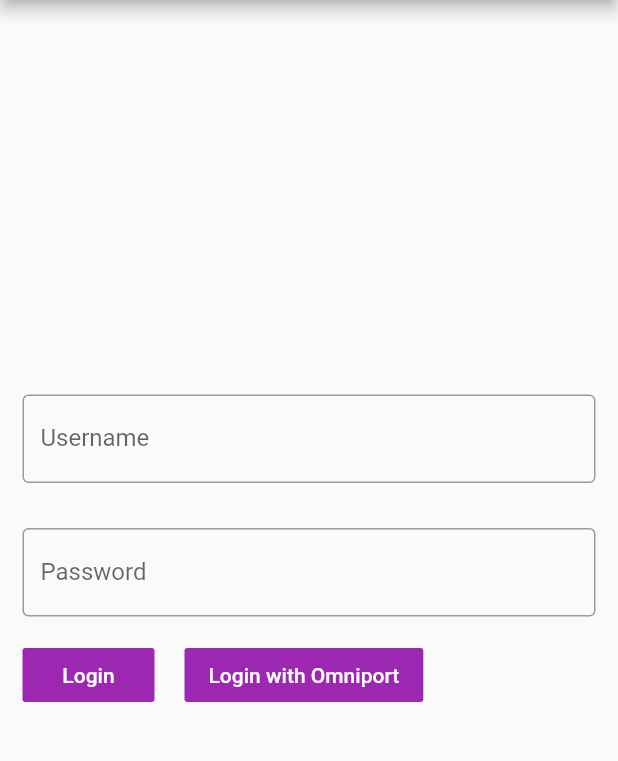
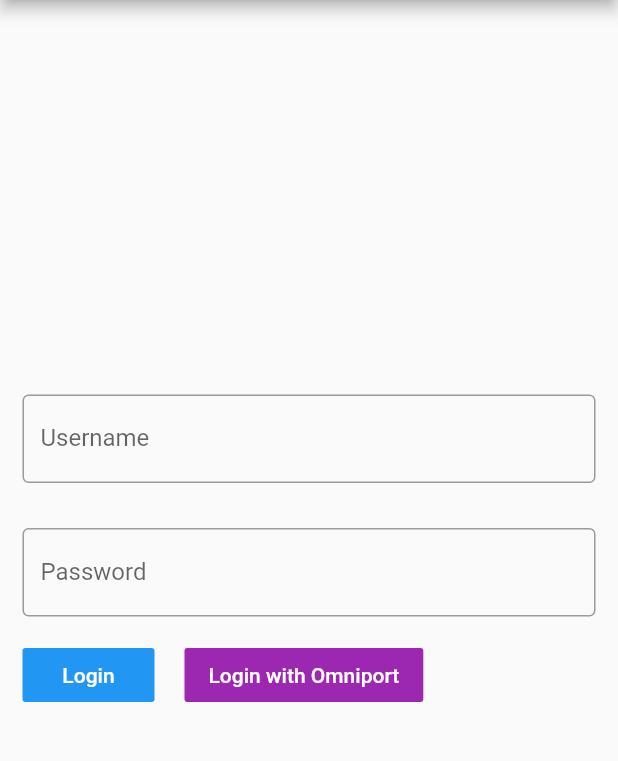
Before and after one commit to Sparsh1212/spuggyApp, a Flutter app: the screen it shows after launch, on a phone screen of 412 x 824 dp, the part 84-845 px from its top. Run offline on Flutter 3.47's test engine with Material 2 defaults, Android fonts, the phone set to English and light mode, and no system bars; our stand-ins replace curved_navigation_bar, dropdown_formfield, flutter_html, flutter_secure_storage, flutter_spinkit; missing offline and left inert: flutter_inappwebview.

Commit message:
Beta Version 1

```diff
--- a/lib/brain.dart
+++ b/lib/brain.dart
@@ -1,12 +1,11 @@
 import 'dart:io';
-
 import 'package:http/http.dart' as http;
 import 'dart:async';
 import 'dart:convert';
 import 'package:flutter_secure_storage/flutter_secure_storage.dart';
 
 class Brain {
-  final base = 'https://9334b8c36731.ngrok.io/';
+  final base = 'http://spuggy.herokuapp.com/';
   final loginEndPoint = 'login';
   final profileEndPoint = 'spuggy/api/UserProfile/';
   final allProjsEndPoint = 'spuggy/api/Projects/';
--- a/lib/decider.dart
+++ b/lib/decider.dart
@@ -57,7 +57,7 @@ class Decider extends StatelessWidget {
                     height: 5.0,
                   ),
                   Text(
-                    '- The best bug tracker application',
+                    '- Bug Tracking is now simple',
                     style: TextStyle(
                         color: Colors.white, fontStyle: FontStyle.italic),
                   )
--- a/lib/editissue.dart
+++ b/lib/editissue.dart
@@ -21,7 +21,6 @@ class _EditIssueState extends State<EditIssue> {
   _EditIssueState({@required this.issue, @required this.token});
   @override
   void initState() {
-    // TODO: implement initState
     super.initState();
     x = issue['status'];
   }
--- a/lib/editmember.dart
+++ b/lib/editmember.dart
@@ -21,7 +21,7 @@ class _EditMemberState extends State<EditMember> {
   @override
   void initState() {
     super.initState();
-    // TODO: implement initState
+
     x = member['isBlocked'];
     y = member['status'];
   }
--- a/lib/login.dart
+++ b/lib/login.dart
@@ -65,7 +65,7 @@ class _LoginState extends State<Login> {
               child: Row(
                 children: [
                   FlatButton(
-                    color: Colors.purple,
+                    color: Colors.blue,
                     child: Text(
                       'Login',
                       style: TextStyle(color: Colors.white),
--- a/lib/membersearch.dart
+++ b/lib/membersearch.dart
@@ -30,7 +30,6 @@ class MemberSearch extends SearchDelegate {
 
   @override
   Widget buildResults(BuildContext context) {
-    // TODO: implement buildResults
     final resultsList = membersList
         .where((member) =>
             member['name'].toLowerCase().contains(query.toLowerCase()))
```
Also changed, not shown: lib/popupButton.dart (+7 -3 lines), lib/webview.dart (+12 -1 lines), 12 other files.
